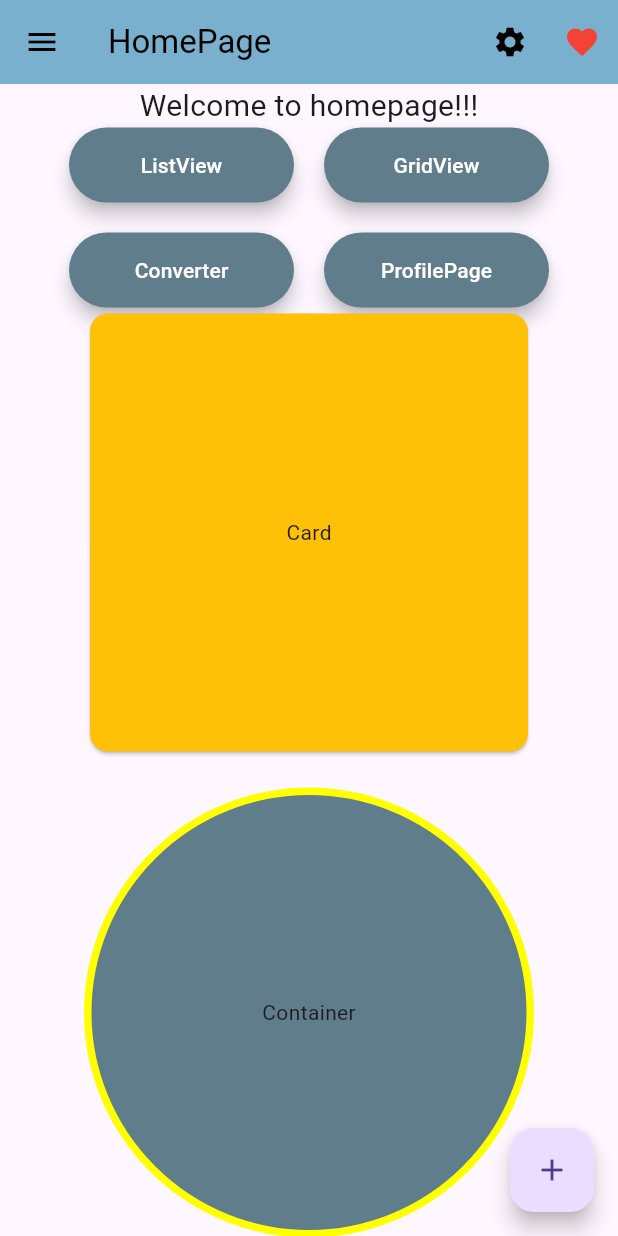
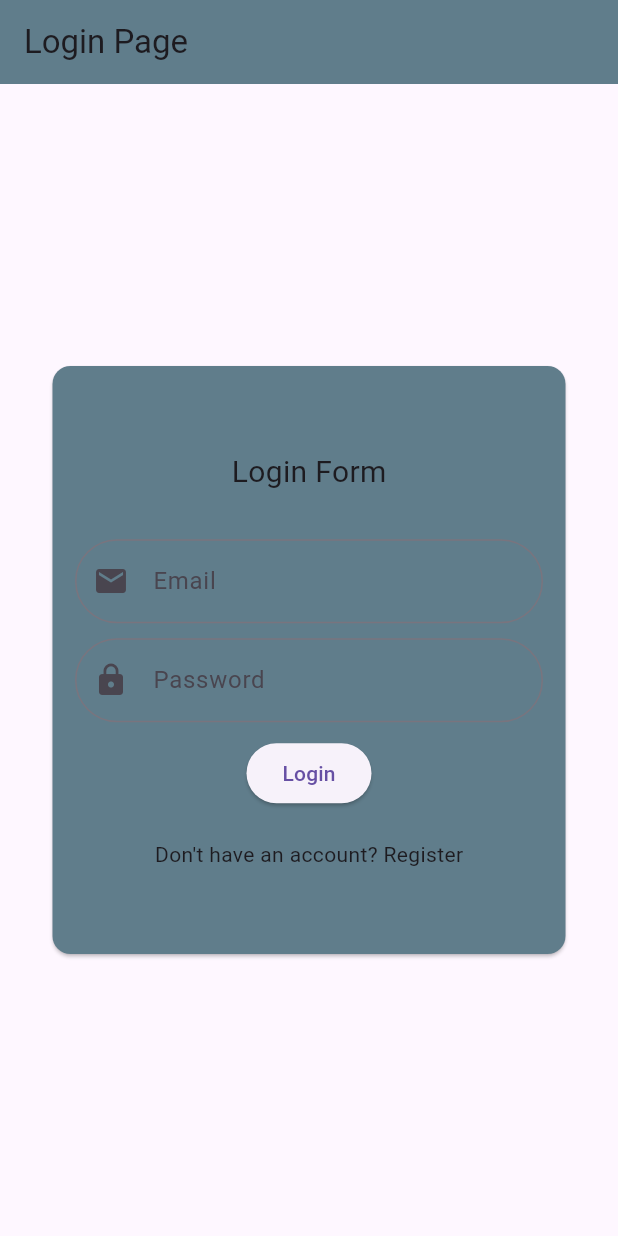
Before and after one commit to jaahaan/CSE-3212_Project_62B, a Flutter app: the screen it shows after launch, on a phone screen of 412 x 824 dp. Run offline on Flutter 3.47's test engine with Material 3 defaults, Android fonts, the phone set to English and light mode, and no system bars; our stand-ins replace supabase_flutter; accounts and stored records are empty.

Commit message:
Supabase Auth

```diff
--- /dev/null
+++ b/lib/auth/auth_gate.dart
@@ -0,0 +1,40 @@
+import 'package:flutter/material.dart';
+import 'package:project_62b/auth/login_page.dart';
+import 'package:project_62b/home_page.dart';
+import 'package:supabase_flutter/supabase_flutter.dart';
+
+/*
+AuthGate = This will continuously listen for auth state changes.
+stream = listen to auth state changes
+builder = Build appropriate page based on auth state
+
+if auth -> HomePage
+else -> LoginPage
+*/
+
+class AuthGate extends StatefulWidget {
+  const AuthGate({super.key});
+
+  @override
+  State<AuthGate> createState() => _AuthGateState();
+}
+
+class _AuthGateState extends State<AuthGate> {
+  @override
+  Widget build(BuildContext context) {
+    return StreamBuilder(
+      stream: Supabase.instance.client.auth.onAuthStateChange,
+      builder: (context, snapshot) {
+        if (snapshot.connectionState == ConnectionState.waiting) {
+          return Scaffold(body: Center(child: CircularProgressIndicator()));
+        }
+        final session = snapshot.hasData ? snapshot.data!.session : null;
+        if (session != null) {
+          return HomePage();
+        } else {
+          return LoginPage();
+        }
+      },
+    );
+  }
+}
--- /dev/null
+++ b/lib/auth/login_page.dart
@@ -0,0 +1,135 @@
+import 'package:flutter/material.dart';
+import 'package:project_62b/auth/register_page.dart';
+import 'package:project_62b/home_page.dart';
+import 'package:project_62b/widgets/input_field.dart';
+import 'package:supabase_flutter/supabase_flutter.dart';
+
+class LoginPage extends StatefulWidget {
+  const LoginPage({super.key});
+
+  @override
+  State<LoginPage> createState() => _LoginPageState();
+}
+
+class _LoginPageState extends State<LoginPage> {
+  final _formKey = GlobalKey<FormState>();
+  final TextEditingController _emailController = TextEditingController();
+  final TextEditingController _passwordController = TextEditingController();
+  bool _isLoading = false;
+  final _supabase = Supabase.instance.client;
+
+  void login() async {
+    String email = _emailController.text.trim();
+    String password = _passwordController.text.trim();
+    setState(() {
+      _isLoading = true;
+    });
+    try {
+      await _supabase.auth.signInWithPassword(email: email, password: password);
+      Navigator.pushReplacement(
+        context,
+        MaterialPageRoute(builder: (context) => HomePage()),
+      );
+      _emailController.clear();
+      _passwordController.clear();
+    } on AuthApiException catch (e) {
+      setState(() {
+        _isLoading = false;
+      });
+      ScaffoldMessenger.of(
+        context,
+      ).showSnackBar(SnackBar(content: Text(e.message)));
+    }
+    setState(() {
+      _isLoading = false;
+    });
+  }
+
+  @override
+  Widget build(BuildContext context) {
+    return Scaffold(
+      appBar: AppBar(
+        title: Text("Login Page"),
+        backgroundColor: Colors.blueGrey,
+      ),
+      body: Center(
+        child: SizedBox(
+          height: 400,
+          width: 350,
+          child: Card(
+            color: Colors.blueGrey,
+            child: Padding(
+              padding: const EdgeInsets.all(15.0),
+              child: Form(
+                key: _formKey,
+                autovalidateMode: AutovalidateMode.onUserInteraction,
+                child: Column(
+                  mainAxisAlignment: MainAxisAlignment.center,
+                  children: [
+                    Text("Login Form", style: TextStyle(fontSize: 20)),
+                    SizedBox(height: 30),
+                    InputField(
+                      controller: _emailController,
+                      validator: (value) {
+                        if (value == null || value.isEmpty) {
+                          return "Field is empty!!";
+                        }
+                        // if (!RegExp(r'cse_\d{16}@lus.ac.bd').hasMatch(value)) {
+                        //   return "Enter institutional email";
+                        // }
+
+                        return null;
+                      },
+                      label: "Email",
+                      hint: "Enter email",
+                      icon: Icons.email,
+                      keyboardType: TextInputType.emailAddress,
+                    ),
+                    SizedBox(height: 10),
+                    InputField(
+                      controller: _passwordController,
+                      validator: (value) {
+                        if (value == null || value.isEmpty) {
+                          return "Field is empty!!";
+                        }
+                        return null;
+                      },
+                      label: "Password",
+                      hint: "Enter password",
+                      icon: Icons.lock,
+                      keyboardType: TextInputType.visiblePassword,
+                    ),
+                    SizedBox(height: 10),
+                    ElevatedButton(
+                      onPressed: () {
+                        if (_formKey.currentState!.validate()) {
+                          login();
+                        }
+                      },
+                      child:
+                          _isLoading
+                              ? CircularProgressIndicator()
+                              : Text("Login"),
+                    ),
+                    SizedBox(height: 20),
+
+                    GestureDetector(
+                      onTap:
+                          () => Navigator.push(
+                            context,
+                            MaterialPageRoute(
+                              builder: (context) => RegisterPage(),
+                            ),
+                          ),
+                      child: Text("Don't have an account? Register"),
+                    ),
+                  ],
+                ),
+              ),
+            ),
+          ),
+        ),
+      ),
+    );
+  }
+}
--- a/lib/main.dart
+++ b/lib/main.dart
@@ -1,7 +1,14 @@
 import 'package:flutter/material.dart';
+import 'package:project_62b/auth/auth_gate.dart';
 import 'package:project_62b/home_page.dart';
+import 'package:supabase_flutter/supabase_flutter.dart';
 
-void main() {
+void main() async {
+  WidgetsFlutterBinding.ensureInitialized();
+  await Supabase.initialize(
+    url: 'https://bznblrxfbnghpubcrong.supabase.co',
+    anonKey: 'sb_publishable_AjTI1khentv_FUzAvqbKIg_T1P0nZry',
+  );
   runApp(const MyApp());
 }
 
@@ -13,7 +20,7 @@
     return MaterialApp(
       theme: ThemeData.light(),
       debugShowCheckedModeBanner: false,
-      home: HomePage(),
+      home: AuthGate(),
     );
   }
 }
--- a/pubspec.yaml
+++ b/pubspec.yaml
@@ -35,6 +35,7 @@
   # Use with the CupertinoIcons class for iOS style icons.
   cupertino_icons: ^1.0.8
   google_fonts: ^6.3.2
+  supabase_flutter: ^2.12.0
 
 dev_dependencies:
   flutter_test:
```
Also changed, not shown: lib/auth/register_page.dart (added, +214 -0 lines), lib/home_page.dart (+62 -1 lines), pubspec.lock, 5 other files.
